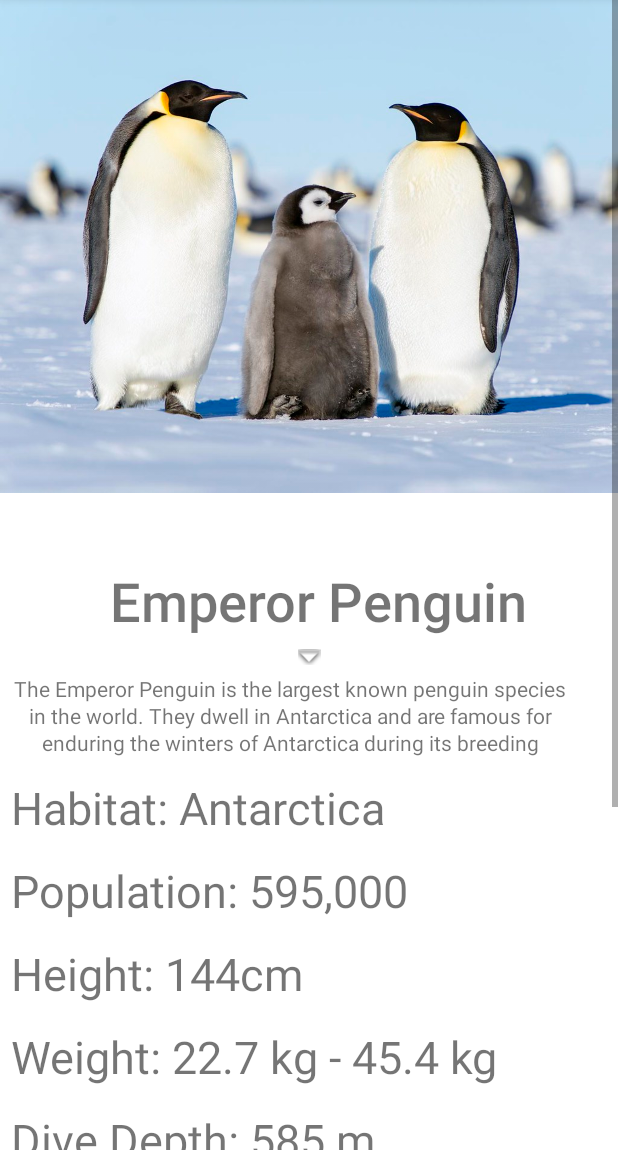
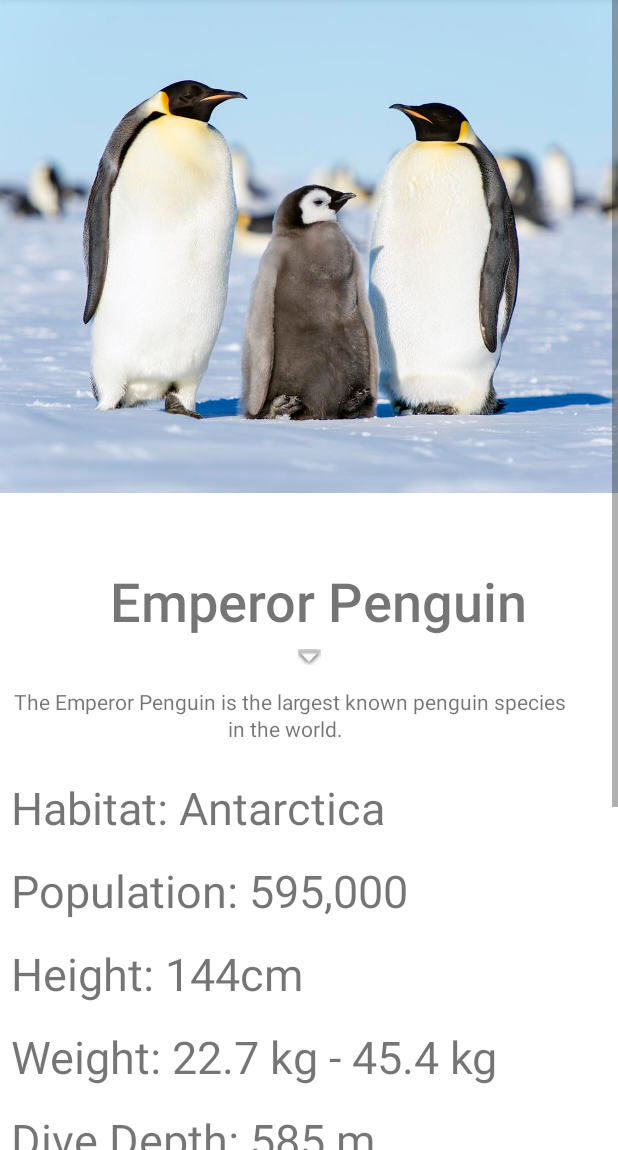
Before and after one commit to JamesFloyd-Pen/PenguinPedia, an Android app: the Example_EmperorPenguin screen opened directly, with no data from a screen before it, on a phone screen of 412 x 824 dp, the part 86-1236 px from its top. Run offline under Robolectric (Android 15) with nearby library versions, the phone set to English and light mode, and no system bars.

Commit message:
10/25/2021 Update
A quick revise and planning

```diff
--- a/app/src/main/res/layout/activity_auto_penguin_generate.xml
+++ b/app/src/main/res/layout/activity_auto_penguin_generate.xml
@@ -173,7 +173,7 @@
                 android:layout_marginEnd="5dp"
                 android:layout_marginRight="5dp"
                 android:layout_marginBottom="5dp"
-                android:text="Predators: Leopard Seals, Orcas, Petrel "
+                android:text="@string/large_penguin_predators"
                 android:textSize="30sp" />
 
             <TextView
@@ -194,7 +194,7 @@
                 android:id="@+id/donationButton"
                 android:layout_width="match_parent"
                 android:layout_height="wrap_content"
-                android:text="Donate" />
+                android:text="@string/donate" />
 
 
 
--- a/app/src/main/res/layout/activity_example__emperor_penguin.xml
+++ b/app/src/main/res/layout/activity_example__emperor_penguin.xml
@@ -64,7 +64,7 @@
                 android:layout_marginBottom="6dp"
                 android:gravity="center"
                 android:lineSpacingExtra="2sp"
-                android:text="The Emperor Penguin is the largest known penguin species in the world. They dwell in Antarctica and are famous for enduring the winters of Antarctica during its breeding session.
+                android:text="The Emperor Penguin is the largest known penguin species in the world.
  " />
 
             <TextView
@@ -176,7 +176,7 @@
                 android:layout_marginEnd="5dp"
                 android:layout_marginRight="5dp"
                 android:layout_marginBottom="5dp"
-                android:text="Predators: Leopard Seals, Orcas, Petrel "
+                android:text="@string/large_penguin_predators"
                 android:textSize="30sp" />
 
             <TextView
@@ -197,7 +197,7 @@
                 android:id="@+id/donationButton"
                 android:layout_width="match_parent"
                 android:layout_height="wrap_content"
-                android:text="Donate" />
+                android:text="@string/donate" />
         </LinearLayout>
     </ScrollView>
 
--- a/app/src/main/res/values/strings.xml
+++ b/app/src/main/res/values/strings.xml
@@ -30,4 +30,9 @@
 
     <!-- string name="google_api_key">AIzaSyDENSnvenHl2rJ4t2cS2la-sdlFXEJFTBU</string -->
 
+    <!--Layout-->
+    <string name="donate">Donate</string>
+    <string name="large_penguin_predators">Predators: Leopard Seals, Orcas, Petrel </string>
+
+
 </resources>
```
